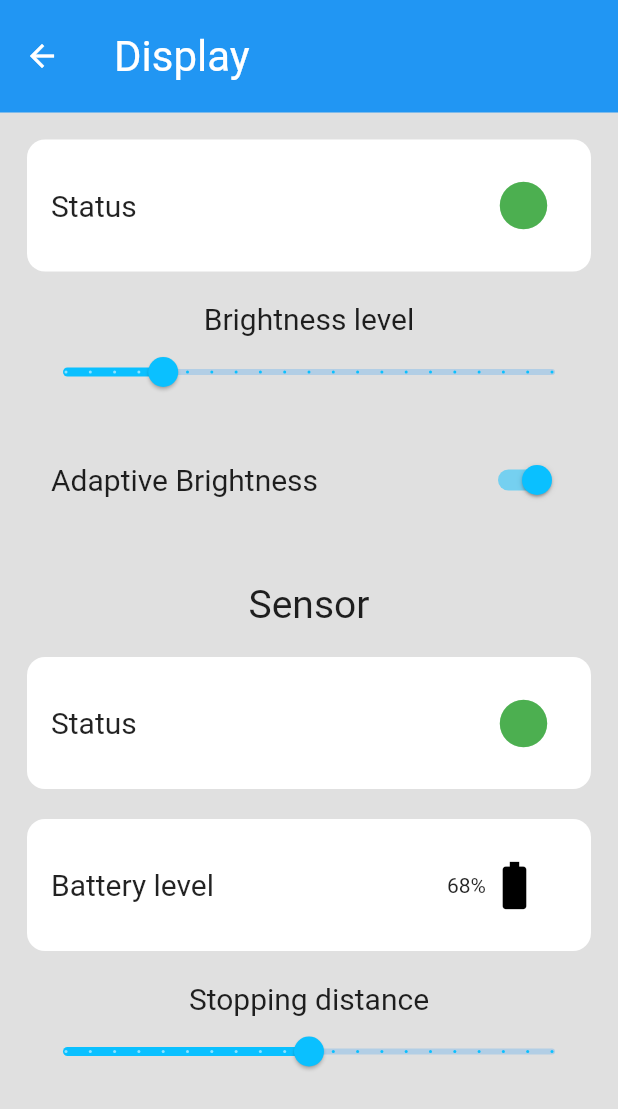
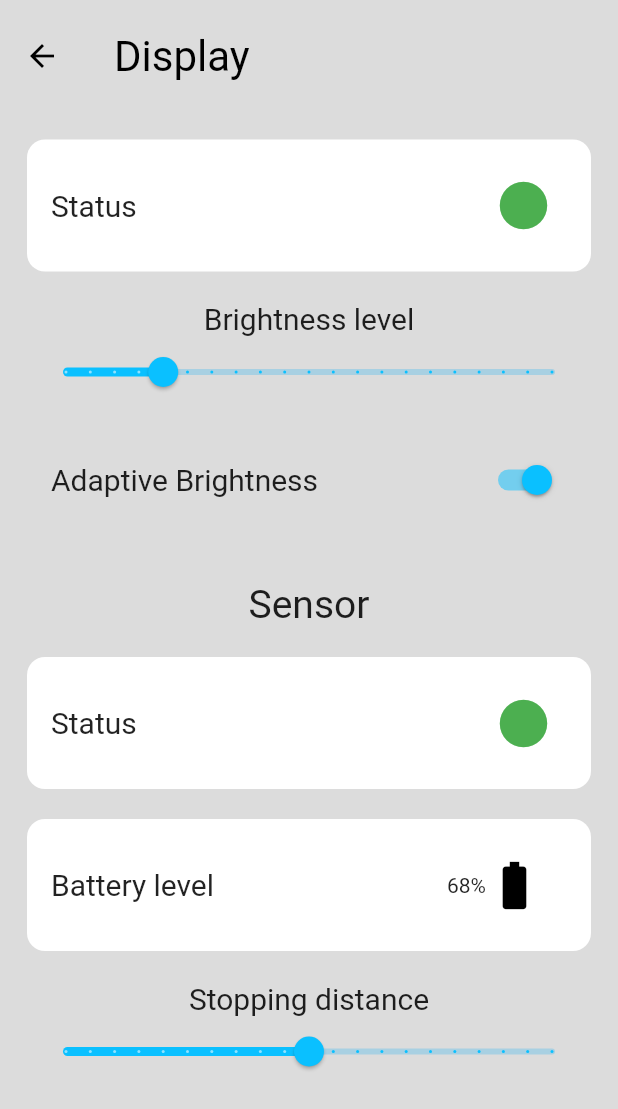
Before and after one commit to RoadSage/roadsage-app, a Flutter app: the screen it shows after launch, after a tap on "Connected", on a phone screen of 412 x 824 dp. Shown: the top 1109 px of the screen. Run offline on Flutter 3.47's test engine with Material 2 defaults, Android fonts, the phone set to English and light mode, and no system bars; our stand-ins replace firebase_auth, firebase_core, flutter_riverpod, flutter_secure_storage, flutter_signin_button, fluttertoast and 4 more; missing offline and left inert: flutter_facebook_auth, flutter_settings_ui, lifecycle; accounts and stored records are empty.

Commit message:
Theme in Preferences, dark & light mode theme fixes
- Adds a dialog for switching theme in Preferences
- Includes the theme in the app state
- Fixes many theme-related issues with dark mode
- Fixes many theme-related issues with light mode
- Largely expands the app-wide theme
- Bumps the version to v0.7.0

Relates to #21

Signed-off-by: Kajetan Puchalski <2457183P@student.gla.ac.uk>

```diff
--- a/lib/constants.dart
+++ b/lib/constants.dart
@@ -118,6 +118,7 @@ class RoadSageIcons {
 class RoadSageColours {
   static const Color lightBlue = Color(0xFF0AC0FF);
   static const Color lightGrey = Color(0xFFDCDCDC);
+  static const Color darkGrey = Color(0xFF303030);
   static const Color grey = Color(0xFFC4C4C4);
 }
 
--- a/lib/main.dart
+++ b/lib/main.dart
@@ -142,13 +142,47 @@ class _RoadSageApp extends ConsumerState<RoadSageApp>
     return MaterialApp(
       title: Constants.title,
       theme: ThemeData.light().copyWith(
-        scaffoldBackgroundColor: Colors.grey.shade300,
-        primaryColor: Colors.grey.shade500,
-        primaryColorLight: Colors.white,
-        primaryColorDark: Colors.grey.shade700,
+          scaffoldBackgroundColor: RoadSageColours.lightGrey,
+          primaryColor: RoadSageColours.lightGrey,
+          primaryColorLight: Colors.white,
+          primaryColorDark: Colors.grey.shade700,
+          colorScheme: const ColorScheme.light()
+              .copyWith(secondary: Colors.lightBlue, primary: Colors.lightBlue),
+          textTheme: ThemeData.light().textTheme.copyWith(
+                button: const TextStyle(color: Colors.black),
+              ),
+          bottomNavigationBarTheme:
+              const BottomNavigationBarThemeData(backgroundColor: Colors.white),
+          appBarTheme: const AppBarTheme(
+              backgroundColor: RoadSageColours.lightGrey,
+              iconTheme: IconThemeData(color: Colors.black),
+              titleTextStyle: TextStyle(color: Colors.black, fontSize: 28)),
+          drawerTheme:
+              const DrawerThemeData(backgroundColor: RoadSageColours.lightGrey),
+          elevatedButtonTheme: ElevatedButtonThemeData(
+              style: ButtonStyle(
+                  backgroundColor:
+                      MaterialStateProperty.all(RoadSageColours.lightBlue)))),
+      darkTheme: ThemeData.dark().copyWith(
+        primaryColor: RoadSageColours.darkGrey,
+        primaryColorLight: Colors.black,
+        colorScheme: const ColorScheme.dark()
+            .copyWith(secondary: Colors.lightBlue, primary: Colors.lightBlue),
+        textTheme: ThemeData.dark().textTheme.copyWith(
+              button: const TextStyle(color: Colors.white),
+            ),
+        bottomNavigationBarTheme: const BottomNavigationBarThemeData(
+            backgroundColor: RoadSageColours.darkGrey),
+        appBarTheme: const AppBarTheme(
+            backgroundColor: RoadSageColours.darkGrey,
+            titleTextStyle: TextStyle(color: Colors.white, fontSize: 28)),
+        elevatedButtonTheme: ElevatedButtonThemeData(
+            style: ButtonStyle(
+                foregroundColor: MaterialStateProperty.all(Colors.white),
+                backgroundColor:
+                    MaterialStateProperty.all(RoadSageColours.lightBlue))),
       ),
-      darkTheme: ThemeData.dark(),
-      themeMode: ThemeMode.system,
+      themeMode: roadSageModel.themeMode,
       navigatorObservers: [defaultLifecycleObserver],
       routes: {
         Routes.root: (context) =>
@@ -253,7 +287,6 @@ class _MainScreenState extends ConsumerState<MainScreen> {
       ],
       currentIndex: _selectedIndex,
       iconSize: 26,
-      backgroundColor: Theme.of(context).primaryColor,
       selectedItemColor: RoadSageColours.lightBlue,
       type: BottomNavigationBarType.fixed,
       showSelectedLabels: false,
--- a/lib/screens/display.dart
+++ b/lib/screens/display.dart
@@ -15,7 +15,6 @@ class _DisplayScreenState extends ConsumerState<DisplayScreen> {
   Widget build(BuildContext context) {
     AppBar appBar = AppBar(
       title: const Text(RoadSageStrings.display),
-      titleTextStyle: const TextStyle(fontSize: 28),
       titleSpacing: 20,
       toolbarHeight: 75,
       elevation: 0,
--- a/lib/screens/help.dart
+++ b/lib/screens/help.dart
@@ -14,15 +14,10 @@ class _HelpScreenState extends State<HelpScreen> {
     return Container(
       child: Padding(
           padding: const EdgeInsets.only(top: 28.0),
-          child: ListView(
-              // mainAxisAlignment: MainAxisAlignment.start,
-              // mainAxisSize: MainAxisSize.max,
-              // crossAxisAlignment: CrossAxisAlignment.stretch,
-              children: <Widget>[
+          child: ListView(children: <Widget>[
             const Padding(
                 child: Text(
                   RoadSageStrings.helpAndFeedbackDesc,
-                      style: Fonts.middleFont,
                   textAlign: TextAlign.center,
                 ),
                 padding: EdgeInsets.all(20.0)),
@@ -32,12 +27,11 @@ class _HelpScreenState extends State<HelpScreen> {
                 child: Container(
                   color: const Color.fromARGB(60, 220, 220, 220),
                   child: const TextField(
-                        style: Fonts.middleFont,
                     maxLines: 1,
                     decoration: InputDecoration(
                       hintText: RoadSageStrings.formName,
                       filled: true,
-                            fillColor: Colors.white),
+                    ),
                   ),
                 ),
                 padding: const EdgeInsets.fromLTRB(20, 1.0, 20, 10.0)),
@@ -45,12 +39,11 @@ class _HelpScreenState extends State<HelpScreen> {
                 child: Container(
                   color: const Color.fromARGB(60, 220, 220, 220),
                   child: const TextField(
-                        style: Fonts.middleFont,
                     maxLines: 1,
                     decoration: InputDecoration(
                       hintText: RoadSageStrings.formEmail,
                       filled: true,
-                            fillColor: Colors.white),
+                    ),
                   ),
                 ),
                 padding: const EdgeInsets.fromLTRB(20, 1.0, 20, 10.0)),
@@ -67,12 +60,9 @@ class _HelpScreenState extends State<HelpScreen> {
                 child: Container(
                   color: const Color.fromARGB(60, 220, 220, 220),
                   child: const TextField(
-                        style: Fonts.middleFont,
                     maxLines: 13,
                     decoration: InputDecoration(
-                            fillColor: Colors.white,
-                            filled: true,
-                            hintText: RoadSageStrings.feedbackHint),
+                        filled: true, hintText: RoadSageStrings.feedbackHint),
                   ),
                 ),
                 padding: const EdgeInsets.fromLTRB(20, 1.0, 20, 10.0)),
@@ -84,24 +74,22 @@ class _HelpScreenState extends State<HelpScreen> {
                     height: 50,
                     child: ElevatedButton(
                       style: ElevatedButton.styleFrom(
-                              primary: const Color(0xFF0AC0FF),
                           textStyle: const TextStyle(fontSize: 20)),
                       onPressed: () => submit(),
                       child: const Text(RoadSageStrings.formSubmit),
                     ))),
 
-                // Contactus
-                getBtnContainer(RoadSageStrings.contactUs, ""),
-                getBtnContainer(RoadSageStrings.faqs, Routes.faq),
-                getBtnContainer(RoadSageStrings.rateUs, "")
+            // Contact us
+            getButtonContainer(RoadSageStrings.contactUs, ""),
+            getButtonContainer(RoadSageStrings.faqs, Routes.faq),
+            getButtonContainer(RoadSageStrings.rateUs, "")
           ])),
-      color: const Color(0xFFDCDCDC),
       padding: const EdgeInsets.all(0.0),
       alignment: Alignment.center,
     );
   }
 
-  Widget getBtnContainer(final String txt, String route) {
+  Widget getButtonContainer(final String text, String route) {
     return Padding(
       padding: const EdgeInsets.symmetric(horizontal: 18.0),
       child: ElevatedButton.icon(
@@ -111,10 +99,11 @@ class _HelpScreenState extends State<HelpScreen> {
           style: ButtonStyle(
               padding: MaterialStateProperty.all(
                   const EdgeInsets.symmetric(vertical: 8)),
-              backgroundColor: MaterialStateProperty.all(Colors.white)),
+              backgroundColor: MaterialStateProperty.all(
+                  Theme.of(context).primaryColorLight)),
           label: Text(
-            txt,
-            style: Fonts.middleFont,
+            text,
+            style: Theme.of(context).textTheme.button,
           )),
     );
   }
--- a/lib/screens/home.dart
+++ b/lib/screens/home.dart
@@ -45,7 +45,6 @@ class _HomeScreenState extends State<HomeScreen> {
                     (Platform.isAndroid)
                         ? RoadSageStrings.homeAndroidTrySayingEntries[index]
                         : RoadSageStrings.homeIOSTrySayingEntries[index],
-                    style: const TextStyle(color: Colors.black),
                   ),
                   tileColor: Theme.of(context).primaryColorLight,
                 );
--- a/lib/screens/remote.dart
+++ b/lib/screens/remote.dart
@@ -15,7 +15,6 @@ class _RemoteScreenState extends ConsumerState<RemoteScreen> {
   Widget build(BuildContext context) {
     AppBar appBar = AppBar(
       title: const Text(RoadSageStrings.remote),
-      titleTextStyle: const TextStyle(fontSize: 28),
       titleSpacing: 20,
       toolbarHeight: 75,
       elevation: 0,
--- /dev/null
+++ b/lib/utils.dart
@@ -0,0 +1,5 @@
+extension StringExtension on String {
+  String capitalize() {
+    return "${this[0].toUpperCase()}${substring(1).toLowerCase()}";
+  }
+}
--- a/pubspec.yaml
+++ b/pubspec.yaml
@@ -15,7 +15,7 @@ publish_to: 'none' # Remove this line if you wish to publish to pub.dev
 # In iOS, build-name is used as CFBundleShortVersionString while build-number used as CFBundleVersion.
 # Read more about iOS versioning at
 # https://developer.apple.com/library/archive/documentation/General/Reference/InfoPlistKeyReference/Articles/CoreFoundationKeys.html
-version: 0.5.1+1
+version: 0.7.0+1
 
 environment:
   sdk: ">=2.15.0-178.1.beta <3.0.0"
```
Also changed, not shown: lib/screens/faq.dart (+1 -6 lines), lib/screens/preferences.dart (+39 -3 lines), lib/state/models.dart (+9 -2 lines). Lines whose indentation alone changed are shown as unchanged.
